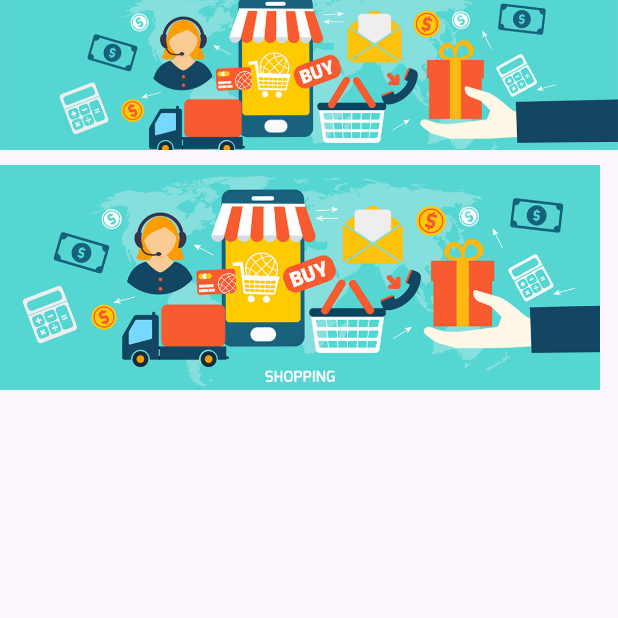
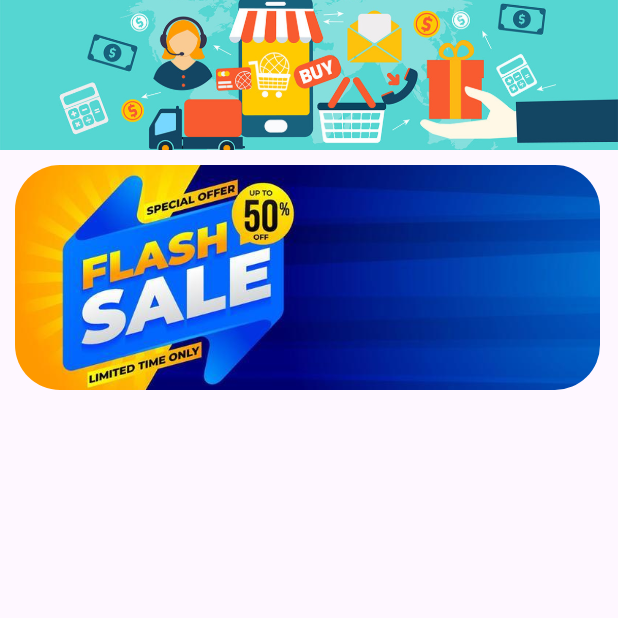
Before and after one commit to shahedroks/R2A-Ecommers, a Flutter app: the screen it shows after launch, on a phone screen of 412 x 824 dp, the top half of it. Run offline on Flutter 3.47's test engine with Material 3 defaults, Android fonts, the phone set to English and light mode, and no system bars; our stand-ins replace flutter_bloc.

Commit message:
pageview scroable bug fixe

```diff
--- a/lib/page/users_home_page/custom_widget/custom_pageview.dart
+++ b/lib/page/users_home_page/custom_widget/custom_pageview.dart
@@ -16,6 +16,7 @@ class _CustomPageviewState extends State<CustomPageview> {
   Widget build(BuildContext context) {
     return PageView.builder(
       itemCount: widget.image.length,
+      controller: widget.controler,
 
       onPageChanged: (inderx){
         setState(() {
@@ -29,11 +30,14 @@ class _CustomPageviewState extends State<CustomPageview> {
               top: 10,
 
               child: Container(
+                margin: EdgeInsets.symmetric(horizontal: 5),
+                padding: EdgeInsets.symmetric(horizontal: 5),
 
                 height:150 ,
                 width: 400,
                 child: ClipRRect(
-                    child: Image(image: AssetImage('assets/${widget.image[inderx]}.jpg'),fit: BoxFit.cover,)),
+                  borderRadius: BorderRadius.all(Radius.circular(30)),
+                    child: Image(image: AssetImage('${widget.image[inderx]}'),fit: BoxFit.cover,)),
               ),
             )
           ],
--- a/lib/page/users_home_page/users_home_page.dart
+++ b/lib/page/users_home_page/users_home_page.dart
@@ -2,15 +2,17 @@ import 'package:ecommers_project/page/users_home_page/custom_widget/custom_appbe
 import 'package:ecommers_project/page/users_home_page/custom_widget/custom_pageview.dart';
 import 'package:flutter/material.dart';
 class UsersHomePage extends StatefulWidget {
-  const UsersHomePage({super.key});
+   UsersHomePage({super.key});
 
   @override
   State<UsersHomePage> createState() => _UsersHomePageState();
+  PageController con = PageController();
 }
 var imagee =[
-  'ecommerce',
-  'offer'
+  'assets/offer.jpg',
+  'assets/ecommerce.jpg'
 ];
+var currentIndex=0;
 
 class _UsersHomePageState extends State<UsersHomePage> {
   @override
@@ -19,7 +21,7 @@ class _UsersHomePageState extends State<UsersHomePage> {
       appBar: PreferredSize(
         preferredSize: Size.fromHeight(100),
           child: CustomAppber()),
-      body:CustomPageview(image: imagee),
+      body:CustomPageview(image: imagee,currentIndex: currentIndex,),
     );
   }
 }
```
Also changed, not shown: assets/HeadPhone.gif (added), 5 other files.
